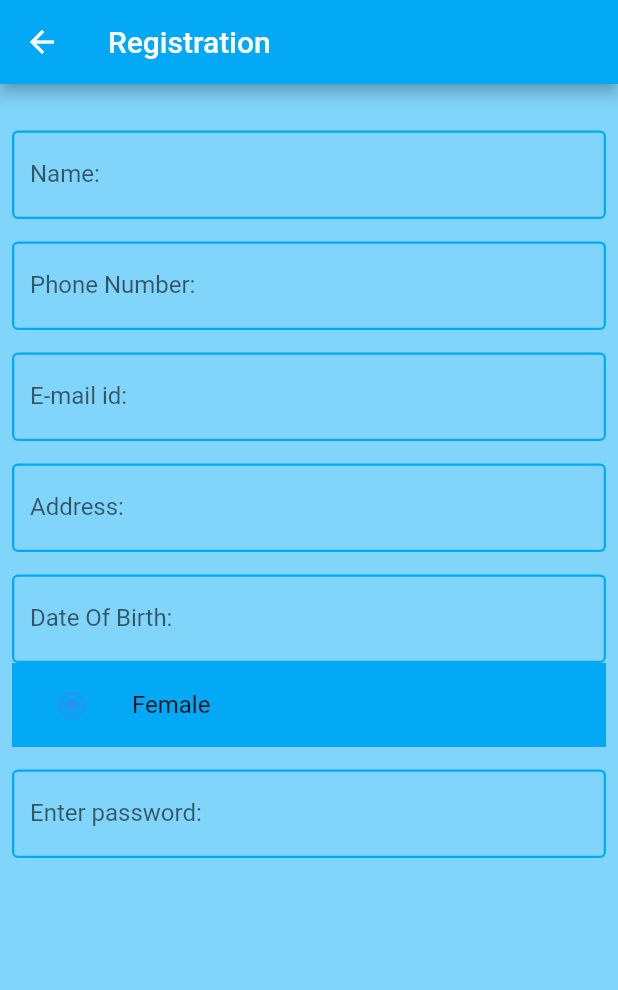
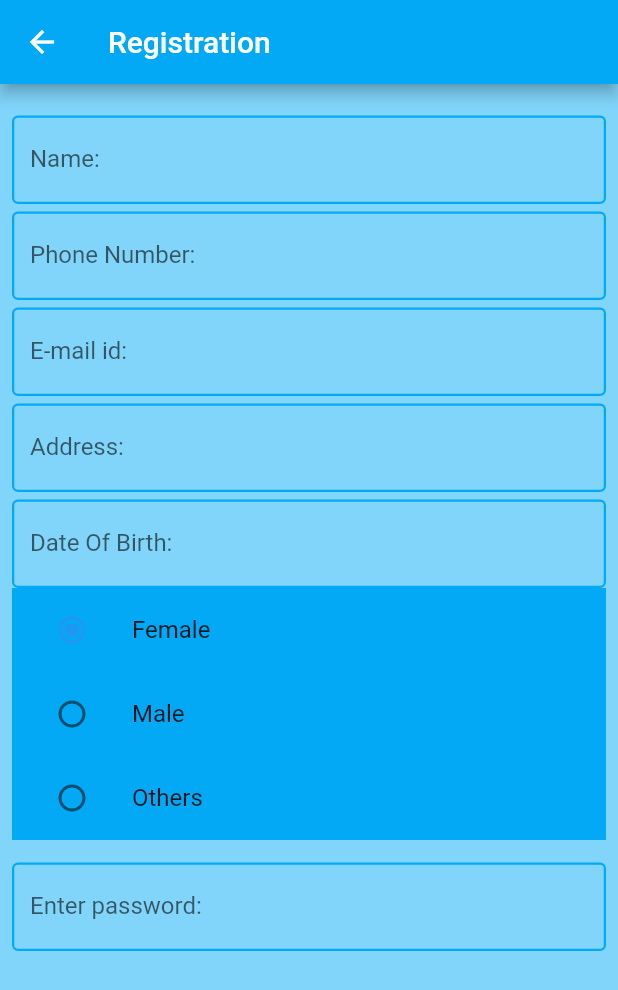
Before and after one commit to nicerosebenny/whaleshark, a Flutter app: the Register screen opened directly, on a phone screen of 412 x 824 dp. Shown: the top 990 px of the screen. Run offline on Flutter 3.47's test engine with Material 2 defaults, Android fonts, the light colour scheme and no system bars.

Commit message:
register radio added new

```diff
--- a/lib/register.dart
+++ b/lib/register.dart
@@ -24,7 +24,7 @@ class _RegisterState extends State<Register> {
         body: Column(
           crossAxisAlignment: CrossAxisAlignment.start,
           children: [
-            SizedBox(height: 15),
+            SizedBox(height: 5),
             Padding(
               padding: EdgeInsets.symmetric(horizontal: 8, vertical: 16),
               child: Column(
@@ -39,7 +39,7 @@ class _RegisterState extends State<Register> {
                       ),
                     ),
                   ),
-                  SizedBox(height: 15),
+                  SizedBox(height: 5),
                   TextField(
                     style: TextStyle(color: Colors.black),
                     decoration: InputDecoration(
@@ -50,7 +50,7 @@ class _RegisterState extends State<Register> {
                       ),
                     ),
                   ),
-                  SizedBox(height: 15),
+                  SizedBox(height: 5),
                   TextField(
                     style: TextStyle(color: Colors.black),
                     decoration: InputDecoration(
@@ -61,7 +61,7 @@ class _RegisterState extends State<Register> {
                       ),
                     ),
                   ),
-                  SizedBox(height: 15),
+                  SizedBox(height: 5),
                   TextField(
                     style: TextStyle(color: Colors.black),
                     decoration: InputDecoration(
@@ -72,7 +72,7 @@ class _RegisterState extends State<Register> {
                       ),
                     ),
                   ),
-                  SizedBox(height: 15),
+                  SizedBox(height: 5),
                   TextField(
                     style: TextStyle(color: Colors.black),
                     decoration: InputDecoration(
@@ -88,6 +88,32 @@ class _RegisterState extends State<Register> {
                     title: const Text("Female"),
                     leading: Radio(
                       value: user.female,
+                      groupValue: _gender,
+                      onChanged: (value) {
+                        setState(() {
+                          // _gender = value;
+                        });
+                      },
+                    ),
+                  ),
+                  ListTile(
+                    tileColor: Colors.lightBlue,
+                    title: const Text("Male"),
+                    leading: Radio(
+                      value: user.male,
+                      groupValue: _gender,
+                      onChanged: (value) {
+                        setState(() {
+                          // _gender = value;
+                        });
+                      },
+                    ),
+                  ),
+                  ListTile(
+                    tileColor: Colors.lightBlue,
+                    title: const Text("Others"),
+                    leading: Radio(
+                      value: user.other,
                       groupValue: _gender,
                       onChanged: (value) {
                         setState(() {
```
Also changed, not shown: pubspec.lock.
